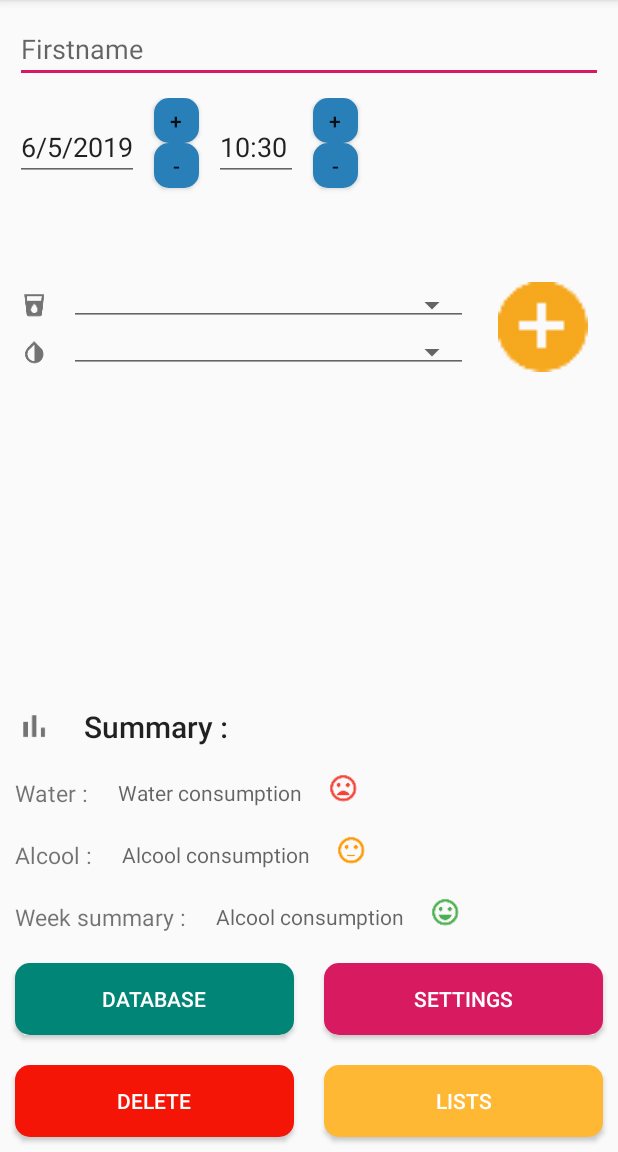
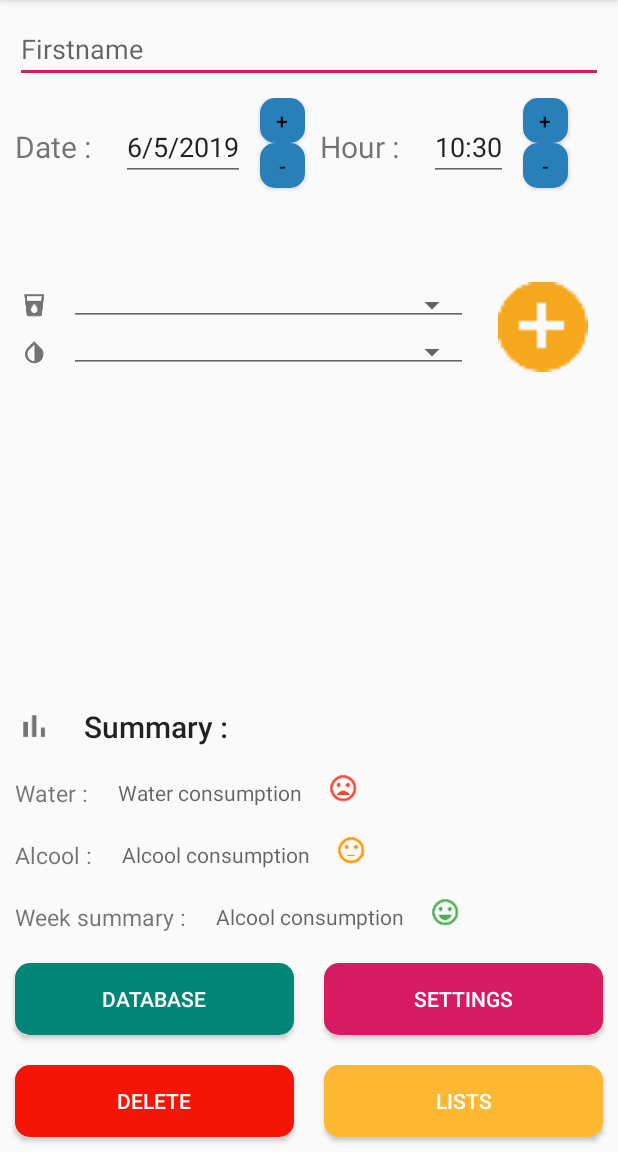
Before and after one commit to JustineJa/SuiviConso, an Android app: the screen it shows after launch (MainActivity), on a phone screen of 412 x 824 dp, the part 84-1236 px from its top. Run offline under Robolectric (Android 15) with nearby library versions, the phone set to English and light mode, and no system bars.

Commit message:
modif présentation date & heure sur activity_main.xml

```diff
--- a/app/src/main/res/layout/activity_main.xml
+++ b/app/src/main/res/layout/activity_main.xml
@@ -19,72 +19,88 @@
 
     <RelativeLayout
         android:layout_width="match_parent"
-        android:layout_height="wrap_content">
-
+        android:layout_height="wrap_content"
+        android:layout_gravity="center_vertical">
+        <TextView
+            android:id="@+id/activity_main_date"
+            android:layout_width="wrap_content"
+            android:layout_height="wrap_content"
+            android:layout_margin="10dp"
+            android:layout_centerVertical="true"
+            android:text="@string/date"
+            android:textSize="20sp" />
         <EditText
             android:id="@+id/activity_main_edit_date"
             android:layout_width="wrap_content"
             android:layout_height="wrap_content"
-            android:hint="@string/date"
             android:layout_margin="10dp"
-            android:inputType="date"/>
-
+            android:layout_toRightOf="@+id/activity_main_date"
+            android:hint="@string/editDate"
+            android:inputType="date" />
         <Button
             android:id="@+id/activity_main_date_plus"
+            style="@style/TextAppearance.AppCompat.Button"
             android:layout_width="30dp"
             android:layout_height="30dp"
-            android:text="@string/plus_btn"
             android:layout_gravity="center"
+            android:layout_toRightOf="@+id/activity_main_edit_date"
             android:background="@drawable/button_radius_blue_color"
-            style="@style/TextAppearance.AppCompat.Button"
-            android:layout_toRightOf="@+id/activity_main_edit_date"/>
-
+            android:text="@string/plus_btn" />
         <Button
             android:id="@+id/activity_main_date_moins"
+            style="@style/TextAppearance.AppCompat.Button"
             android:layout_width="30dp"
             android:layout_height="30dp"
-            android:text="@string/minus_btn"
+            android:layout_below="@+id/activity_main_date_plus"
             android:layout_gravity="center"
+            android:layout_toRightOf="@+id/activity_main_edit_date"
             android:background="@drawable/button_radius_blue_color"
-            style="@style/TextAppearance.AppCompat.Button"
-            android:layout_toRightOf="@+id/activity_main_edit_date"
-            android:layout_below="@+id/activity_main_date_plus"/>
+            android:text="@string/minus_btn" />
 
+        <TextView
+            android:id="@+id/activity_main_hour"
+            android:layout_width="wrap_content"
+            android:layout_height="wrap_content"
+            android:layout_margin="10dp"
+            android:layout_centerVertical="true"
+            android:text="@string/hour"
+            android:layout_toRightOf="@+id/activity_main_date_plus"
+            android:textSize="20sp" />
         <EditText
             android:id="@+id/activity_main_edit_heure"
             android:layout_width="wrap_content"
             android:layout_height="wrap_content"
-            android:hint="@string/hour"
             android:layout_margin="10dp"
-            android:inputType="time"
-            android:layout_toRightOf="@+id/activity_main_date_plus"/>
+            android:layout_toRightOf="@+id/activity_main_hour"
+            android:hint="@string/editHour"
+            android:inputType="time" />
 
         <Button
             android:id="@+id/activity_main_hour_plus"
+            style="@style/TextAppearance.AppCompat.Button"
             android:layout_width="30dp"
             android:layout_height="30dp"
-            android:text="@string/plus_btn"
             android:layout_gravity="center"
+            android:layout_toRightOf="@+id/activity_main_edit_heure"
             android:background="@drawable/button_radius_blue_color"
-            style="@style/TextAppearance.AppCompat.Button"
-            android:layout_toRightOf="@+id/activity_main_edit_heure" />
+            android:text="@string/plus_btn" />
 
         <Button
             android:id="@+id/activity_main_hour_moins"
+            style="@style/TextAppearance.AppCompat.Button"
             android:layout_width="30dp"
             android:layout_height="30dp"
-            android:text="@string/minus_btn"
+            android:layout_below="@+id/activity_main_hour_plus"
             android:layout_gravity="center"
+            android:layout_toRightOf="@+id/activity_main_edit_heure"
             android:background="@drawable/button_radius_blue_color"
-            style="@style/TextAppearance.AppCompat.Button"
-            android:layout_toRightOf="@+id/activity_main_edit_heure"
-            android:layout_below="@+id/activity_main_hour_plus"/>
+            android:text="@string/minus_btn" />
 
         <DatePicker
             android:id="@+id/activity_main_picker_result"
             android:layout_width="0dp"
             android:layout_height="0dp"
-            android:layout_weight="10"/>
+            android:layout_weight="10" />
 
     </RelativeLayout>
 
--- a/app/src/main/res/values/strings.xml
+++ b/app/src/main/res/values/strings.xml
@@ -2,7 +2,9 @@
     <string name="app_name">SuiviConso</string>
     <string name="user">Firstname</string>
     <string name="date">Date : </string>
+    <string name="editDate">__/__/__</string>
     <string name="hour">Hour : </string>
+    <string name="editHour">__:__</string>
     <string name="plus_btn"> + </string>
     <string name="minus_btn"> - </string>
     <string name="delete_btn">Delete</string>
```
